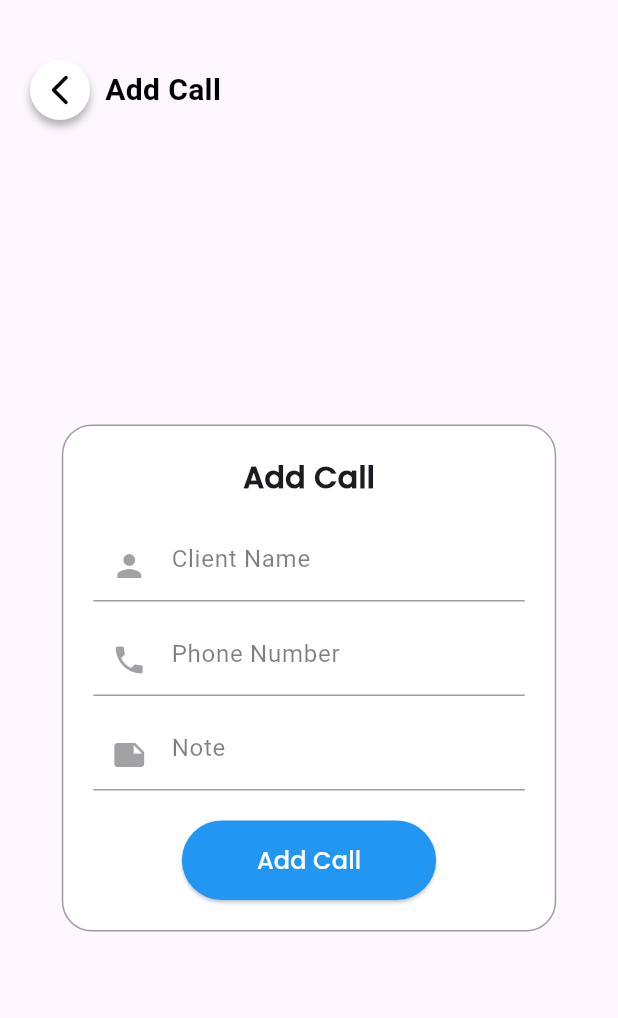
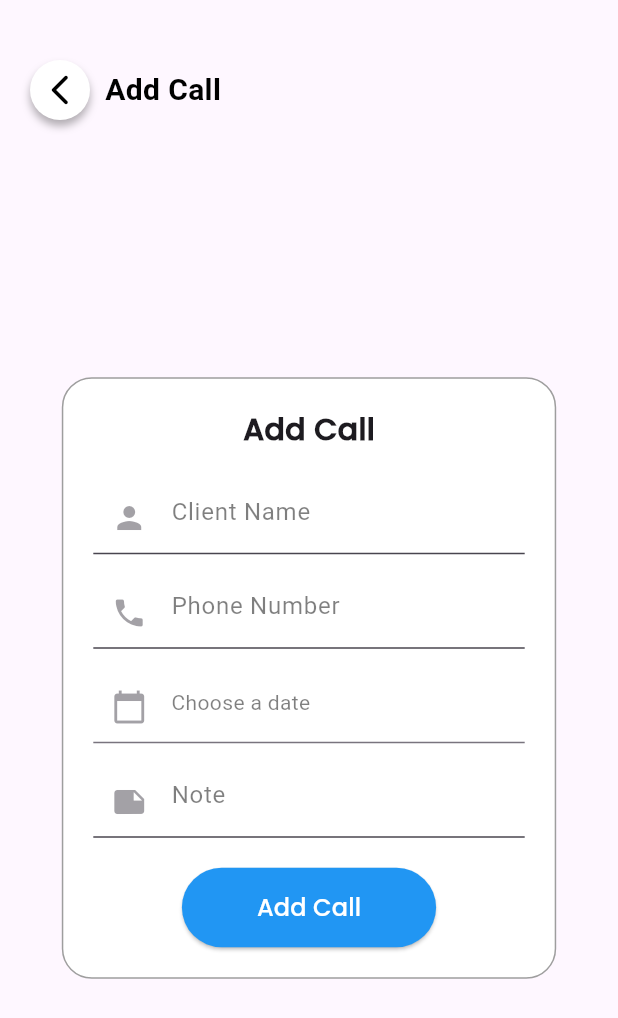
Before and after one commit to Arkariza/MyActifity, a Flutter app: the AddCall screen opened directly, on a phone screen of 412 x 824 dp. Shown: the top 1018 px of the screen. Run offline on Flutter 3.47's test engine with Material 3 defaults, Android fonts, the phone set to English and light mode, and no system bars; our stand-ins replace carousel_slider, curved_navigation_bar, flutter_map, geolocator, google_maps_flutter, latlong2 and 3 more; accounts and stored records are empty.

Commit message:
Update AddCall.dart

```diff
--- a/my_activity/lib/Sales/Home/Page/Call/AddCall.dart
+++ b/my_activity/lib/Sales/Home/Page/Call/AddCall.dart
@@ -29,6 +29,7 @@ class _AddCallState extends State<AddCall> {
   final TextEditingController _clientNameController = TextEditingController();
   final TextEditingController _phoneNumberController = TextEditingController();
   final TextEditingController _noteController = TextEditingController();
+  DateTime? _selectedDate;
 
   Future<void> _addCall() async {
     if (_clientNameController.text.isEmpty) {
@@ -53,10 +54,14 @@ class _AddCallState extends State<AddCall> {
     }
 
     final callData = {
-      'client_name': _clientNameController.text,
-      'phonenum': _phoneNumberController.text,
-      'note': _noteController.text
+    'date': _selectedDate?.toIso8601String() ?? '',
+    'name': _clientNameController.text,
+    'time': '${TimeOfDay.now().hour}:${TimeOfDay.now().minute}',
+    'type': 'Call',
     };
+
+  await _saveToLocal(callData); // Simpan ke local storage
+
 
     try {
       final response = await http.post(
@@ -71,7 +76,7 @@ class _AddCallState extends State<AddCall> {
       if (response.statusCode == 200) {
         _showSnackBar('Call added successfully');
       } else {
-        _showSnackBar('Call Successfully: ${response.reasonPhrase}');
+        _showSnackBar('Call Failed: ${response.reasonPhrase}');
       }
     } catch (e) {
       _showSnackBar('An error occurred: $e');
@@ -82,6 +87,27 @@ class _AddCallState extends State<AddCall> {
     ScaffoldMessenger.of(context).showSnackBar(
       SnackBar(content: Text(message)),
     );
+  }
+
+  Future<void> _saveToLocal(Map<String, String> callData) async {
+  final prefs = await SharedPreferences.getInstance();
+  List<String> activities = prefs.getStringList('activities') ?? [];
+  activities.add(jsonEncode(callData));
+  await prefs.setStringList('activities', activities);
+}
+
+  Future<void> _pickDate() async {
+    final DateTime? pickedDate = await showDatePicker(
+      context: context,
+      initialDate: DateTime.now(),
+      firstDate: DateTime(2000),
+      lastDate: DateTime(2100),
+    );
+    if (pickedDate != null && pickedDate != _selectedDate) {
+      setState(() {
+        _selectedDate = pickedDate;
+      });
+    }
   }
 
   @override
@@ -96,7 +122,7 @@ class _AddCallState extends State<AddCall> {
               children: [
                 GestureDetector(
                   onTap: () {
-                    Navigator.pop(context);
+                    Navigator.pop(context, true);
                   },
                   child: Container(
                     padding: const EdgeInsets.all(8),
@@ -162,15 +188,7 @@ class _AddCallState extends State<AddCall> {
                           fillColor: Colors.white,
                           hintText: 'Client Name',
                           hintStyle: TextStyle(color: Colors.black.withOpacity(0.5)),
-                          border: const UnderlineInputBorder(
-                            borderSide: BorderSide(color: Colors.grey),
-                          ),
-                          enabledBorder: const UnderlineInputBorder(
-                            borderSide: BorderSide(color: Colors.grey),
-                          ),
-                          focusedBorder: const UnderlineInputBorder(
-                            borderSide: BorderSide(color: Colors.blue),
-                          ),
+                          border: const UnderlineInputBorder(),
                         ),
                       ),
                       const SizedBox(height: 15),
@@ -185,17 +203,33 @@ class _AddCallState extends State<AddCall> {
                           fillColor: Colors.white,
                           hintText: 'Phone Number',
                           hintStyle: TextStyle(color: Colors.black.withOpacity(0.5)),
-                          border: const UnderlineInputBorder(
-                            borderSide: BorderSide(color: Colors.grey),
-                          ),
-                          enabledBorder: const UnderlineInputBorder(
-                            borderSide: BorderSide(color: Colors.grey),
-                          ),
-                          focusedBorder: const UnderlineInputBorder(
-                            borderSide: BorderSide(color: Colors.blue),
+                          border: const UnderlineInputBorder(),
+                        ),
+                      ),
+                      const SizedBox(height: 15),
+                      InkWell(
+                          onTap: _pickDate,
+                          child: InputDecorator(
+                            decoration: const InputDecoration(
+                              prefixIcon: Opacity(
+                                opacity: 0.5,
+                                child: Icon(Icons.calendar_today),
+                              ),
+                              hintText: 'Select Date',
+                              border: UnderlineInputBorder(),
+                            ),
+                            child: Text(
+                              _selectedDate == null
+                                  ? 'Choose a date'
+                                  : '${_selectedDate!.toLocal()}'.split(' ')[0],
+                              style: TextStyle(
+                                color: _selectedDate == null
+                                    ? Colors.black.withOpacity(0.5)
+                                    : Colors.black,
+                              ),
+                            ),
                           ),
                         ),
-                      ),
                       const SizedBox(height: 15),
                       TextFormField(
                         controller: _noteController,
@@ -208,15 +242,7 @@ class _AddCallState extends State<AddCall> {
                           fillColor: Colors.white,
                           hintText: 'Note',
                           hintStyle: TextStyle(color: Colors.black.withOpacity(0.5)),
-                          border: const UnderlineInputBorder(
-                            borderSide: BorderSide(color: Colors.grey),
-                          ),
-                          enabledBorder: const UnderlineInputBorder(
-                            borderSide: BorderSide(color: Colors.grey),
-                          ),
-                          focusedBorder: const UnderlineInputBorder(
-                            borderSide: BorderSide(color: Colors.blue),
-                          ),
+                          border: const UnderlineInputBorder(),
                         ),
                       ),
                       const SizedBox(height: 20),
```
